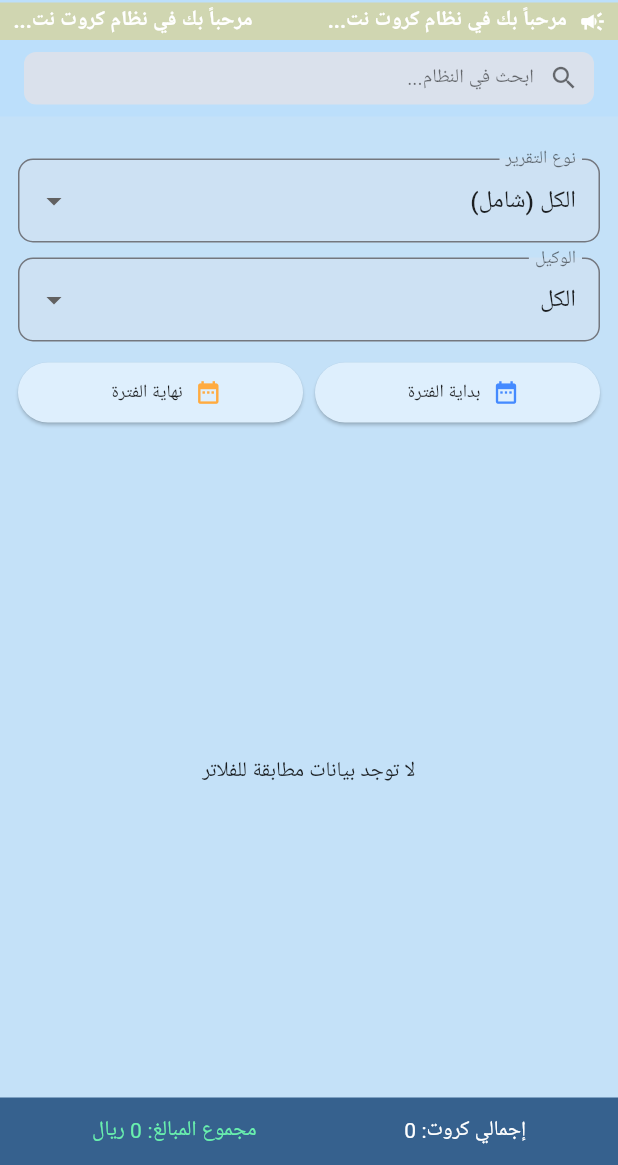
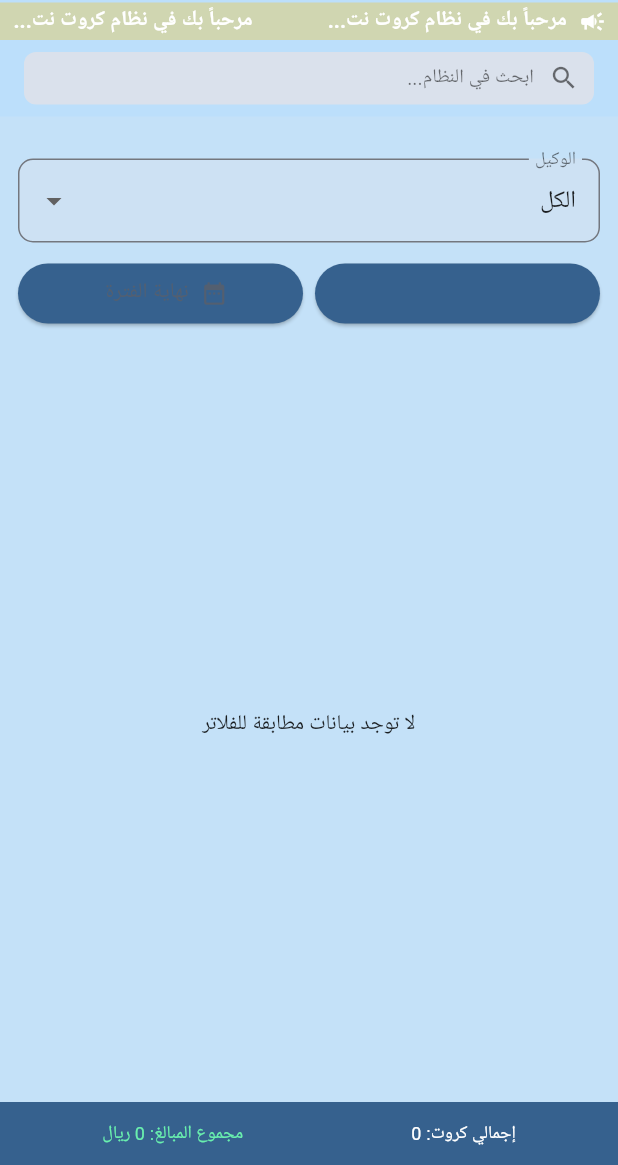
Before and after one commit to ahmdalqdsyalqdsy48-dot/cards-net-app, a Flutter app: the ReportsScreen screen opened by its route, on a phone screen of 412 x 824 dp, the part 71-1236 px from its top. Run offline on Flutter 3.47's test engine with Material 3 defaults, Android fonts, the phone set to English and light mode, and no system bars; drawn by our look-alikes of marquee; our stand-ins replace audioplayers, cloud_firestore, expandable, firebase_core, firebase_storage, flutter_colorpicker and 10 more; missing offline and left inert: excel, gal, mobile_scanner; accounts and stored records are empty; Roboto replaces fonts that are missing (Cairo).

Commit message:
Update reports_screen.dart

```diff
--- a/lib/features/super_admin/screens/reports_screen.dart
+++ b/lib/features/super_admin/screens/reports_screen.dart
@@ -1,5 +1,4 @@
 // lib/features/super_admin/screens/reports_screen.dart
-// تم التحديث: نظام صلاحيات، ألوان متجاوبة، دور ديناميكي، رسالة نجاح، تصميم متجاوب
 
 import 'dart:convert';
 import 'dart:typed_data';
@@ -38,7 +37,6 @@ class ReportsScreen extends StatefulWidget {
 class _ReportsScreenState extends State<ReportsScreen> {
   final FirebaseFirestore _db = FirebaseFirestore.instance;
 
-  String _selectedReportType = 'الكل (شامل)';
   String _selectedAgent = 'الكل';
   DateTime? _startDate;
   DateTime? _endDate;
@@ -59,7 +57,6 @@ class _ReportsScreenState extends State<ReportsScreen> {
     _loadSchedule();
   }
 
-  // ========== صلاحيات ==========
   bool _can(String permission) {
     final auth = context.read<AuthProvider>();
     return auth.currentUserRole == 'super_admin' || auth.hasPermission(permission);
@@ -69,9 +66,7 @@ class _ReportsScreenState extends State<ReportsScreen> {
     if (!mounted) return;
     ScaffoldMessenger.of(context).showSnackBar(
       SnackBar(
-        content: Text(m,
-            textDirection: TextDirection.rtl,
-            style: const TextStyle(fontWeight: FontWeight.bold)),
+        content: Text(m, textDirection: TextDirection.rtl, style: const TextStyle(fontWeight: FontWeight.bold)),
         backgroundColor: isErr ? Colors.red.shade800 : Colors.green.shade800,
         behavior: SnackBarBehavior.floating,
       ),
@@ -112,27 +107,18 @@ class _ReportsScreenState extends State<ReportsScreen> {
         if (tx['timestamp'] == null) return true;
         DateTime txDate = (tx['timestamp'] as Timestamp).toDate();
         if (_startDate != null && txDate.isBefore(_startDate!)) return false;
-        if (_endDate != null &&
-            txDate.isAfter(_endDate!.add(const Duration(days: 1))))
-          return false;
+        if (_endDate != null && txDate.isAfter(_endDate!.add(const Duration(days: 1)))) return false;
         return true;
       }).toList();
     }
 
     if (_selectedAgent != 'الكل') {
       data = data
-          .where((tx) => tx['agentName'] == _selectedAgent)
+          .where((tx) =>
+              tx['agentName'] == _selectedAgent ||
+              tx['fromName'] == _selectedAgent ||
+              tx['toName'] == _selectedAgent)
           .toList();
-    }
-
-    if (_selectedReportType == 'إيداعات وشحن') {
-      data = data.where((tx) =>
-          tx['type'] == 'deposit' ||
-          tx['title'].toString().contains('توريد')).toList();
-    } else if (_selectedReportType == 'تسويات وخصومات') {
-      data = data.where((tx) =>
-          tx['type'].toString().contains('تسوية') ||
-          tx['type'] == 'expense').toList();
     }
 
     return data;
@@ -390,8 +376,7 @@ class _ReportsScreenState extends State<ReportsScreen> {
                         font: arabicFontBold, fontSize: 24))),
             pw.Text(
                 'تاريخ التصدير: ${DateFormat('yyyy-MM-dd HH:mm').format(DateTime.now())}'),
-            pw.Text(
-                'الوكيل المحدد: $_selectedAgent | نوع التقرير: $_selectedReportType'),
+            pw.Text('الوكيل المحدد: $_selectedAgent'),
             pw.SizedBox(height: 20),
             pw.TableHelper.fromTextArray(
               context: context,
@@ -504,8 +489,8 @@ class _ReportsScreenState extends State<ReportsScreen> {
 
     final double amount =
         double.tryParse(log['amount'].toString()) ?? 0.0;
-    final bool isPositive =
-        log['type'] == 'deposit' || log['type'] == 'income';
+    final String type = log['type'] ?? '';
+    final bool isPositive = type == 'deposit' || type == 'income';
     final Color color = isPositive ? Colors.green : Colors.red;
     final String dateStr = log['timestamp'] != null
         ? DateFormat('yyyy-MM-dd hh:mm a')
@@ -523,7 +508,7 @@ class _ReportsScreenState extends State<ReportsScreen> {
           content: RepaintBoundary(
             key: receiptKey,
             child: Container(
-              width: 320,
+              width: 340,
               padding: const EdgeInsets.all(20),
               decoration: BoxDecoration(
                 gradient: LinearGradient(
@@ -555,10 +540,10 @@ class _ReportsScreenState extends State<ReportsScreen> {
                   ),
                   const SizedBox(height: 10),
                   Text('نظام ${settings.appName}',
-                      style: TextStyle(
+                      style: const TextStyle(
                           fontWeight: FontWeight.bold,
                           fontSize: 16,
-                          color: Theme.of(context).colorScheme.onSurface)),
+                          color: Colors.blueGrey)),
                   Text('إشعار عملية مالية',
                       style: TextStyle(
                           color: color,
@@ -568,10 +553,9 @@ class _ReportsScreenState extends State<ReportsScreen> {
                       padding: EdgeInsets.symmetric(vertical: 10),
                       child: Divider(thickness: 1.5)),
                   Text(log['title'] ?? log['type'] ?? 'عملية مسجلة',
-                      style: TextStyle(
+                      style: const TextStyle(
                           fontSize: 14,
-                          fontWeight: FontWeight.bold,
-                          color: Theme.of(context).colorScheme.onSurface),
+                          fontWeight: FontWeight.bold),
                       textAlign: TextAlign.center),
                   const SizedBox(height: 15),
                   _buildReceiptRow('المرجع',
@@ -583,12 +567,23 @@ class _ReportsScreenState extends State<ReportsScreen> {
                       '${NumberFormat('#,###').format(amount)} ريال',
                       valueColor: color,
                       isBold: true),
-                  _buildReceiptRow('الطرف الآخر',
-                      log['agentName'] ?? 'مجهول'),
+                  if (log['fromName'] != null)
+                    _buildReceiptRow('من', log['fromName']),
+                  if (log['toName'] != null)
+                    _buildReceiptRow('إلى', log['toName']),
+                  if (log['agentName'] != null)
+                    _buildReceiptRow('الطرف الآخر',
+                        log['agentName']),
                   if (log['networkName'] != null &&
                       log['networkName'] != 'غير محدد')
                     _buildReceiptRow(
                         'الشبكة', log['networkName']),
+                  if (log['categoryName'] != null)
+                    _buildReceiptRow(
+                        'الفئة', log['categoryName']),
+                  if (log['quantity'] != null)
+                    _buildReceiptRow(
+                        'العدد', '${log['quantity']}'),
                   if (log['paymentMethod'] != null)
                     _buildReceiptRow(
                         'طريقة الدفع', log['paymentMethod']),
@@ -603,9 +598,9 @@ class _ReportsScreenState extends State<ReportsScreen> {
                   const Padding(
                       padding: EdgeInsets.symmetric(vertical: 10),
                       child: Divider(thickness: 1.5)),
-                  Text('المركز المالي لمالك النظام',
+                  const Text('المركز المالي لمالك النظام',
                       style: TextStyle(
-                          fontSize: 10, color: Theme.of(context).colorScheme.onSurfaceVariant)),
+                          fontSize: 10, color: Colors.grey)),
                 ],
               ),
             ),
@@ -614,12 +609,12 @@ class _ReportsScreenState extends State<ReportsScreen> {
           actions: [
             TextButton(
                 onPressed: () => Navigator.pop(c),
-                child: Text('إغلاق',
+                child: const Text('إغلاق',
                     style: TextStyle(
-                        color: Theme.of(context).colorScheme.onSurfaceVariant,
+                        color: Colors.grey,
                         fontWeight: FontWeight.bold))),
             IconButton(
-              icon: Icon(Icons.copy, color: Theme.of(context).colorScheme.primary),
+              icon: const Icon(Icons.copy, color: Colors.blue),
               tooltip: 'نسخ كنص',
               onPressed: () {
                 context.read<UiProvider>().playSound('click');
@@ -688,15 +683,14 @@ class _ReportsScreenState extends State<ReportsScreen> {
 
   Widget _buildReceiptRow(String label, String value,
       {Color? valueColor, bool isBold = false}) {
-    final colors = Theme.of(context).colorScheme;
     return Padding(
       padding: const EdgeInsets.only(bottom: 8.0),
       child: Row(
         mainAxisAlignment: MainAxisAlignment.spaceBetween,
         children: [
           Text(label,
-              style: TextStyle(
-                  fontSize: 11, color: colors.onSurfaceVariant)),
+              style: const TextStyle(
+                  fontSize: 11, color: Colors.grey)),
           Expanded(
             child: Text(
               value,
@@ -705,7 +699,7 @@ class _ReportsScreenState extends State<ReportsScreen> {
                   fontSize: isBold ? 14 : 12,
                   fontWeight:
                       isBold ? FontWeight.bold : FontWeight.w600,
-                  color: valueColor ?? colors.onSurface),
+                  color: valueColor),
               maxLines: 2,
               overflow: TextOverflow.ellipsis,
             ),
@@ -766,33 +760,30 @@ class _ReportsScreenState extends State<ReportsScreen> {
                             _buildExportBtn(
                                 Icons.table_view,
                                 'Excel',
-                                Colors.green.shade700,
+                                colors.primary,
                                 () => _exportToExcel(filteredData)),
-                          if (_can('تصدير تقارير')) ...[
-                            const SizedBox(width: 8),
+                          if (_can('تصدير تقارير')) const SizedBox(width: 8),
+                          if (_can('تصدير تقارير'))
                             _buildExportBtn(
                                 Icons.picture_as_pdf,
                                 'PDF',
-                                Colors.red.shade700,
+                                colors.error,
                                 () => _exportToPDF(
-                                    filteredData,
-                                    currentTotalAmount)),
-                          ],
-                          if (_can('جدولة التقارير')) ...[
-                            const SizedBox(width: 8),
+                                    filteredData, currentTotalAmount)),
+                          if (_can('تصدير تقارير')) const SizedBox(width: 8),
+                          if (_can('جدولة التقارير'))
                             _buildExportBtn(
                                 Icons.schedule,
                                 'جدولة',
                                 Colors.orange.shade800,
                                 _showScheduleDialog),
-                          ],
                         ],
                       ),
                     ),
                     if (_hasSchedule)
                       Container(
-                        margin: EdgeInsets.symmetric(
-                            horizontal: isSmallScreen ? 12 : 16),
+                        margin:
+                            EdgeInsets.symmetric(horizontal: isSmallScreen ? 12 : 16),
                         padding: const EdgeInsets.all(10),
                         decoration: BoxDecoration(
                           color: Colors.green.withOpacity(0.1),
@@ -807,8 +798,7 @@ class _ReportsScreenState extends State<ReportsScreen> {
                               child: Text(
                                 'جدولة: $_scheduleFrequency | $_scheduleEmail | ${_scheduleHour}:${_scheduleMinute.toString().padLeft(2, '0')} $_scheduleAmPm',
                                 style: const TextStyle(
-                                    fontSize: 12,
-                                    color: Colors.green),
+                                    fontSize: 12, color: Colors.green),
                               ),
                             ),
                             IconButton(
@@ -817,8 +807,7 @@ class _ReportsScreenState extends State<ReportsScreen> {
                               onPressed: () async {
                                 if (_scheduleDocId != null) {
                                   await _db
-                                      .collection(
-                                          'scheduled_reports')
+                                      .collection('scheduled_reports')
                                       .doc(_scheduleDocId)
                                       .delete();
                                   setState(() {
@@ -837,29 +826,9 @@ class _ReportsScreenState extends State<ReportsScreen> {
                       child: Column(
                         children: [
                           DropdownButtonFormField<String>(
-                            value: _selectedReportType,
-                            decoration: InputDecoration(
-                                labelText: 'نوع التقرير',
-                                border: OutlineInputBorder(
-                                    borderRadius: BorderRadius.circular(10))),
-                            items: [
-                              'الكل (شامل)',
-                              'إيداعات وشحن',
-                              'تسويات وخصومات'
-                            ]
-                                .map((e) => DropdownMenuItem(
-                                    value: e, child: Text(e)))
-                                .toList(),
-                            onChanged: (val) => setState(() =>
-                                _selectedReportType = val!),
-                          ),
-                          const SizedBox(height: 10),
-                          DropdownButtonFormField<String>(
                             value: _selectedAgent,
-                            decoration: InputDecoration(
-                                labelText: 'الوكيل',
-                                border: OutlineInputBorder(
-                                    borderRadius: BorderRadius.circular(10))),
+                            decoration: const InputDecoration(
+                                labelText: 'الوكيل'),
                             items: agentNames
                                 .map((e) => DropdownMenuItem(
                                     value: e, child: Text(e)))
@@ -885,17 +854,12 @@ class _ReportsScreenState extends State<ReportsScreen> {
                                       setState(() =>
                                           _startDate = picked);
                                   },
-                                  icon: const Icon(
-                                      Icons.date_range,
-                                      color: Colors.blueAccent),
+                                  icon: Icon(Icons.date_range,
+                                      color: colors.primary),
                                   label: Text(_startDate == null
                                       ? 'بداية الفترة'
-                                      : _formatDate(
-                                          _startDate!),
-                                      style: const TextStyle(fontSize: 12)),
-                                  style: ElevatedButton.styleFrom(
-                                      backgroundColor: colors.surface,
-                                      foregroundColor: colors.onSurface),
+                                      : _formatDate(_startDate!),
+                                      style: TextStyle(color: colors.primary)),
                                 ),
                               ),
                               const SizedBox(width: 8),
@@ -905,26 +869,20 @@ class _ReportsScreenState extends State<ReportsScreen> {
                                     final picked =
                                         await showDatePicker(
                                       context: context,
-                                      initialDate:
-                                          _endDate ?? DateTime.now(),
-                                      firstDate: _startDate ??
-                                          DateTime(2020),
+                                      initialDate: _endDate ?? DateTime.now(),
+                                      firstDate: _startDate ?? DateTime(2020),
                                       lastDate: DateTime.now(),
                                     );
                                     if (picked != null)
                                       setState(
                                           () => _endDate = picked);
                                   },
-                                  icon: const Icon(
-                                      Icons.date_range,
-                                      color: Colors.orangeAccent),
+                                  icon: Icon(Icons.date_range,
+                                      color: colors.secondary),
                                   label: Text(_endDate == null
                                       ? 'نهاية الفترة'
                                       : _formatDate(_endDate!),
-                                      style: const TextStyle(fontSize: 12)),
-                                  style: ElevatedButton.styleFrom(
-                                      backgroundColor: colors.surface,
-                                      foregroundColor: colors.onSurface),
+                                      style: TextStyle(color: colors.secondary)),
                                 ),
                               ),
                             ],
@@ -942,7 +900,7 @@ class _ReportsScreenState extends State<ReportsScreen> {
                   child: Text('لا توجد بيانات مطابقة للفلاتر'))
               : _showChart
                   ? _buildChartView(filteredData)
-                  : _buildTableView(filteredData, settings),
+                  : _buildTableView(filteredData, settings, colors, isSmallScreen),
         ),
       ),
       bottomNavigationBar: Container(
@@ -953,10 +911,10 @@ class _ReportsScreenState extends State<ReportsScreen> {
           children: [
             Text(
                 'إجمالي كروت: ${settings.totalSystemCards}',
-                style: TextStyle(color: colors.onPrimary)),
+                style: TextStyle(color: colors.onPrimary, fontSize: isSmallScreen ? 12 : 14)),
             Text(
                 'مجموع المبالغ: ${currentTotalAmount.toStringAsFixed(0)} ريال',
-                style: TextStyle(color: Colors.greenAccent)),
+                style: TextStyle(color: Colors.greenAccent, fontSize: isSmallScreen ? 12 : 14)),
           ],
         ),
       ),
@@ -964,10 +922,9 @@ class _ReportsScreenState extends State<ReportsScreen> {
   }
 
   Widget _buildTableView(
-      List<Map<String, dynamic>> data, SettingsProvider settings) {
-    final colors = Theme.of(context).colorScheme;
+      List<Map<String, dynamic>> data, SettingsProvider settings, ColorScheme colors, bool isSmallScreen) {
     return ListView.builder(
-      padding: const EdgeInsets.symmetric(horizontal: 16, vertical: 8),
+      padding: EdgeInsets.symmetric(horizontal: isSmallScreen ? 12 : 16, vertical: 8),
       itemCount: data.length,
       itemBuilder: (context, index) {
         final row = data[index];
@@ -980,19 +937,19 @@ class _ReportsScreenState extends State<ReportsScreen> {
         bool isPositive = row['type'] == 'deposit' ||
             row['type'] == 'income' ||
             row['title'].toString().contains('توريد');
-        Color amountColor = isPositive ? Colors.green : Colors.red;
+        Color amountColor = isPositive ? Colors.green : colors.error;
 
         return Card(
           elevation: 2,
+          margin: const EdgeInsets.only(bottom: 8),
           color: colors.surface,
-          margin: const EdgeInsets.only(bottom: 8),
           shape: RoundedRectangleBorder(
               borderRadius: BorderRadius.circular(10)),
           child: InkWell(
             onTap: () => _showTransactionReceipt(row, settings),
             borderRadius: BorderRadius.circular(10),
             child: Padding(
-              padding: const EdgeInsets.all(12),
+              padding: EdgeInsets.all(isSmallScreen ? 10 : 12),
               child: Column(
                 crossAxisAlignment: CrossAxisAlignment.start,
                 children: [
@@ -1002,18 +959,17 @@ class _ReportsScreenState extends State<ReportsScreen> {
                     children: [
                       Expanded(
                         child: Text(
-                            row['title'] ??
-                                row['type'] ??
-                                'عملية',
+                            row['title'] ?? row['type'] ?? 'عملية',
                             style: TextStyle(
                                 fontWeight: FontWeight.bold,
-                                fontSize: 14,
+                                fontSize: isSmallScreen ? 13 : 14,
                                 color: colors.onSurface)),
                       ),
                       Text(
                           '$dateStr',
                           style: TextStyle(
-                              fontSize: 11, color: colors.onSurfaceVariant)),
+                              fontSize: isSmallScreen ? 10 : 11,
+                              color: colors.onSurfaceVariant)),
                     ],
                   ),
                   const SizedBox(height: 6),
@@ -1024,24 +980,37 @@ class _ReportsScreenState extends State<ReportsScreen> {
                       Text(
                           row['agentName'] ?? 'مجهول',
                           style: TextStyle(
-                              fontSize: 12, color: colors.onSurfaceVariant)),
+                              fontSize: isSmallScreen ? 11 : 12,
+                              color: colors.onSurfaceVariant)),
                       Text(
                           '${isPositive ? '+' : ''}${row['amount']} ريال',
                           style: TextStyle(
                               fontWeight: FontWeight.bold,
                               color: amountColor,
-                              fontSize: 14)),
+                              fontSize: isSmallScreen ? 13 : 14)),
                     ],
                   ),
                   if (row['reference'] != null)
                     Text('المرجع: ${row['reference']}',
                         style: TextStyle(
-                            fontSize: 11, color: colors.primary)),
+                            fontSize: isSmallScreen ? 10 : 11,
+                            color: colors.primary)),
                   if (row['networkName'] != null &&
                       row['networkName'] != 'غير محدد')
                     Text('الشبكة: ${row['networkName']}',
                         style: TextStyle(
-                            fontSize: 11, color: colors.primary)),
+                            fontSize: isSmallScreen ? 10 : 11,
+                            color: colors.onSurfaceVariant)),
+                  if (row['categoryName'] != null)
+                    Text('الفئة: ${row['categoryName']}',
+                        style: TextStyle(
+                            fontSize: isSmallScreen ? 10 : 11,
+                            color: colors.onSurfaceVariant)),
+                  if (row['quantity'] != null)
+                    Text('العدد: ${row['quantity']}',
+                        style: TextStyle(
+                            fontSize: isSmallScreen ? 10 : 11,
+                            color: colors.onSurfaceVariant)),
                 ],
               ),
             ),
@@ -1052,7 +1021,6 @@ class _ReportsScreenState extends State<ReportsScreen> {
   }
 
   Widget _buildChartView(List<Map<String, dynamic>> data) {
-    final colors = Theme.of(context).colorScheme;
     Map<String, double> agentTotals = {};
     for (var tx in data) {
       String name = tx['agentName'] ?? 'مجهول';
@@ -1080,7 +1048,6 @@ class _ReportsScreenState extends State<ReportsScreen> {
       padding: const EdgeInsets.all(16.0),
       child: Card(
         elevation: 3,
-        color: colors.surface,
         shape: RoundedRectangleBorder(
             borderRadius: BorderRadius.circular(15)),
         child: Padding(
@@ -1088,10 +1055,10 @@ class _ReportsScreenState extends State<ReportsScreen> {
           child: Column(
             mainAxisAlignment: MainAxisAlignment.center,
             children: [
-              Text('أعلى الوكلاء في هذه الفترة (مبالغ)',
+              const Text('أعلى الوكلاء في هذه الفترة (مبالغ)',
                   style: TextStyle(
                       fontWeight: FontWeight.bold,
-                      color: colors.primary)),
+                      color: Colors.purple)),
               const SizedBox(height: 30),
               Expanded(
                 child: Row(
@@ -1117,9 +1084,10 @@ class _ReportsScreenState extends State<ReportsScreen> {
                 ),
               ),
               const SizedBox(height: 20),
-              Text('💡 الرسم البياني يتغير آلياً حسب الفلاتر أعلاه.',
+              const Text(
+                  '💡 الرسم البياني يتغير آلياً حسب الفلاتر أعلاه.',
                   style: TextStyle(
-                      color: colors.onSurfaceVariant, fontSize: 12)),
+                      color: Colors.grey, fontSize: 12)),
             ],
           ),
         ),
```
